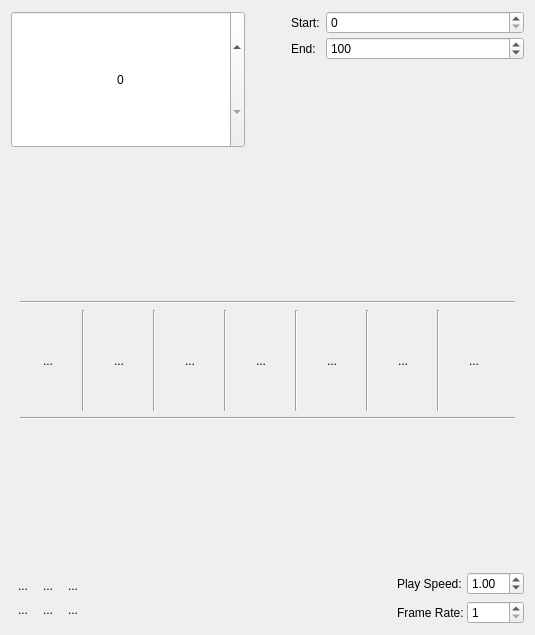
The window that plugins/dockers/animation/wdg_animation.ui (KDE/krita) describes before a commit, drawn with Qt 5.
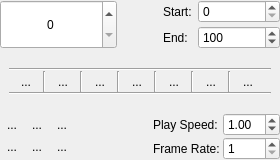
The same window after the commit. Custom widgets are drawn as their Qt base class.

Commit message:
make animation docker smaller
make the animation docker smaller
make the onionskin docker a little smaller
update Animation workspace

note: the animation docker keeps extending uselessly at each restart,
vertically on this workspace and horizontally if it's on the bottom next to the timeline...
it would be nice to find a way to fix it.

Diff of the .ui file:
```diff
--- a/plugins/dockers/animation/wdg_animation.ui
+++ b/plugins/dockers/animation/wdg_animation.ui
@@ -6,13 +6,31 @@
    <rect>
     <x>0</x>
     <y>0</y>
-    <width>535</width>
-    <height>635</height>
+    <width>280</width>
+    <height>160</height>
    </rect>
   </property>
   <layout class="QVBoxLayout" name="verticalLayout_3">
+   <property name="spacing">
+    <number>1</number>
+   </property>
+   <property name="leftMargin">
+    <number>0</number>
+   </property>
+   <property name="topMargin">
+    <number>0</number>
+   </property>
+   <property name="rightMargin">
+    <number>0</number>
+   </property>
+   <property name="bottomMargin">
+    <number>0</number>
+   </property>
    <item>
     <layout class="QHBoxLayout" name="horizontalLayout_2">
+     <property name="spacing">
+      <number>6</number>
+     </property>
      <item>
       <widget class="KisIntParseSpinBox" name="intCurrentTime">
        <property name="sizePolicy">
@@ -108,7 +126,7 @@
      <property name="sizeHint" stdset="0">
       <size>
        <width>20</width>
-       <height>40</height>
+       <height>0</height>
       </size>
      </property>
     </spacer>
@@ -128,6 +146,9 @@
       <enum>QFrame::Raised</enum>
      </property>
      <layout class="QVBoxLayout" name="verticalLayout_2">
+      <property name="spacing">
+       <number>0</number>
+      </property>
       <item>
        <widget class="Line" name="line_7">
         <property name="orientation">
@@ -137,6 +158,9 @@
       </item>
       <item>
        <layout class="QHBoxLayout" name="horizontalLayout">
+        <property name="spacing">
+         <number>0</number>
+        </property>
         <item>
          <widget class="QToolButton" name="btnFirstFrame">
           <property name="sizePolicy">
@@ -365,7 +389,7 @@
      <property name="sizeHint" stdset="0">
       <size>
        <width>20</width>
-       <height>40</height>
+       <height>0</height>
       </size>
      </property>
     </spacer>
```
The commit also changes 2 other files.
